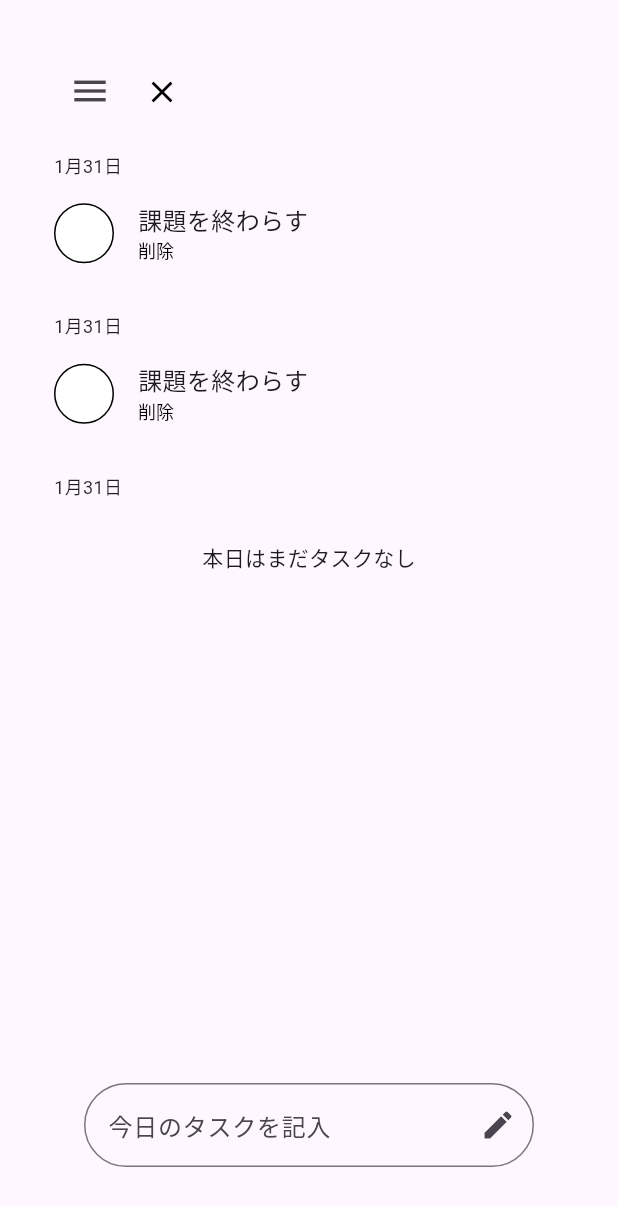
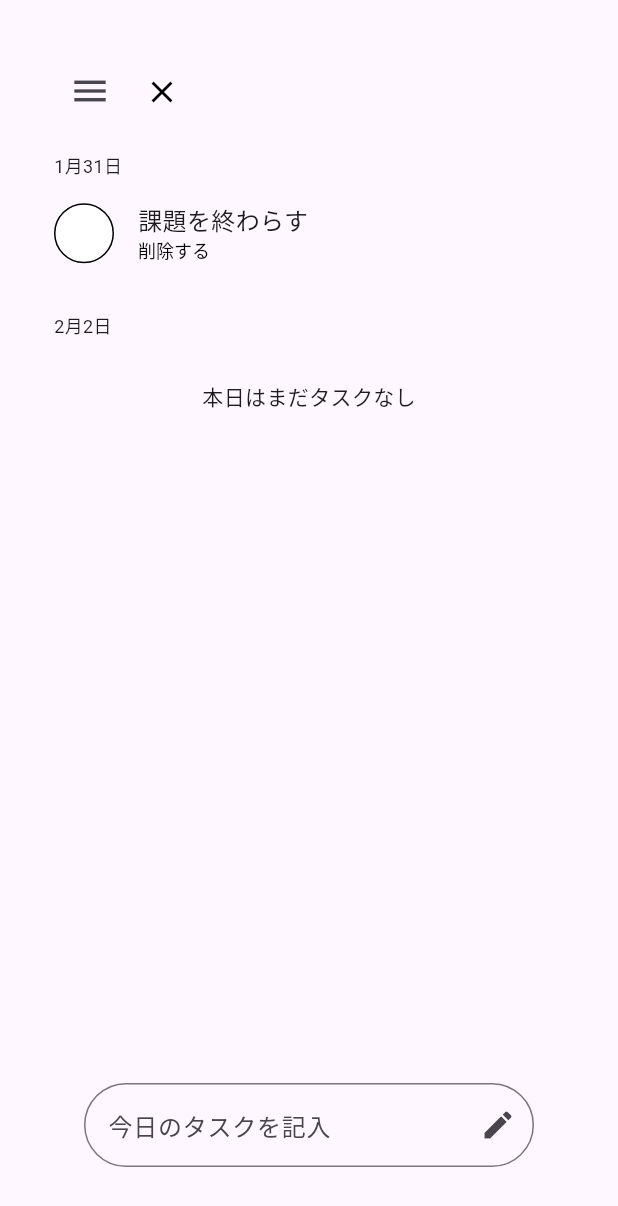
Before and after one commit to hinata2145/Easy_app, a Flutter app: the HomePage screen opened directly, on a phone screen of 412 x 824 dp. Shown: the top 1206 px of the screen. Run offline on Flutter 3.47's test engine with Material 3 defaults, Android fonts, the phone set to English and light mode, and no system bars; our stand-ins replace sign_in_button.

Commit message:
コード整理

```diff
--- a/lib/first_page.dart
+++ b/lib/first_page.dart
@@ -60,7 +60,7 @@ class FirstPage extends StatelessWidget {
             RichText(
               text: TextSpan(
                 text: "ログイン",
-                style: const TextStyle(color: Colors.blue, fontSize: 14),
+                style: const TextStyle(color: Colors.blue, fontSize: 16),
                 recognizer: TapGestureRecognizer()
                   ..onTap = () {
                     Navigator.push(
--- a/lib/home_page.dart
+++ b/lib/home_page.dart
@@ -1,13 +1,14 @@
+import 'package:easy_app/component/memo_contents.dart';
 import 'package:flutter/material.dart';
 
 class HomePage extends StatefulWidget {
   HomePage({Key? key}) : super(key: key);
 
   @override
-  _HomePageState createState() => _HomePageState();
+  HomePageState createState() => HomePageState();
 }
 
-class _HomePageState extends State<HomePage> {
+class HomePageState extends State<HomePage> {
   final GlobalKey<ScaffoldState> _scaffoldKey = GlobalKey<ScaffoldState>();
   bool isChecked = false;
 
@@ -22,33 +23,23 @@ class _HomePageState extends State<HomePage> {
             children: <Widget>[
               ListTile(
                 title: Text('通知設定'),
-                onTap: () {
-                  // 通知設定に関する処理を追加
-                },
+                onTap: () {},
               ),
               ListTile(
                 title: Text('ログアウト'),
-                onTap: () {
-                  // ログアウトに関する処理を追加
-                },
+                onTap: () {},
               ),
               ListTile(
                 title: Text('プライバシーポリシー'),
-                onTap: () {
-                  // プライバシーポリシーに関する処理を追加
-                },
+                onTap: () {},
               ),
               ListTile(
                 title: Text('利用規約'),
-                onTap: () {
-                  // 利用規約に関する処理を追加
-                },
+                onTap: () {},
               ),
               ListTile(
                 title: Text('お問い合わせ'),
-                onTap: () {
-                  // お問い合わせに関する処理を追加
-                },
+                onTap: () {},
               ),
             ],
           ),
@@ -89,129 +80,14 @@ class _HomePageState extends State<HomePage> {
                       ),
                     ],
                   ),
+                  MemoContents(),
                   Container(
                     padding: EdgeInsets.only(top: 16, bottom: 16),
                     child: Column(
                       crossAxisAlignment: CrossAxisAlignment.start,
                       children: [
                         Text(
-                          '1月31日',
-                          style: TextStyle(fontSize: 12),
-                        ),
-                        SizedBox(height: 16),
-                        Row(
-                          children: [
-                            Container(
-                              margin: EdgeInsets.only(right: 16),
-                              child: GestureDetector(
-                                onTap: () {
-                                  setState(() {
-                                    isChecked = !isChecked;
-                                  });
-                                },
-                                child: Container(
-                                  width: 40,
-                                  height: 40,
-                                  decoration: BoxDecoration(
-                                    shape: BoxShape.circle,
-                                    color:
-                                        isChecked ? Colors.blue : Colors.white,
-                                    border: Border.all(color: Colors.black),
-                                  ),
-                                  child: isChecked
-                                      ? const Icon(Icons.check,
-                                          color: Colors.white)
-                                      : const Icon(Icons.check,
-                                          color: Colors.transparent),
-                                ),
-                              ),
-                            ),
-                            Column(
-                              crossAxisAlignment: CrossAxisAlignment.start,
-                              children: [
-                                const Text(
-                                  '課題を終わらす',
-                                  style: TextStyle(fontSize: 16),
-                                ),
-                                RichText(
-                                  text: TextSpan(
-                                    text: '削除',
-                                    style: const TextStyle(
-                                        color: Colors.black, fontSize: 12),
-                                  ),
-                                ),
-                              ],
-                            ),
-                          ],
-                        ),
-                      ],
-                    ),
-                  ),
-                  Container(
-                    padding: EdgeInsets.only(top: 16, bottom: 16),
-                    child: Column(
-                      crossAxisAlignment: CrossAxisAlignment.start,
-                      children: [
-                        Text(
-                          '1月31日',
-                          style: TextStyle(fontSize: 12),
-                        ),
-                        SizedBox(height: 16),
-                        Row(
-                          children: [
-                            Container(
-                              margin: EdgeInsets.only(right: 16),
-                              child: GestureDetector(
-                                onTap: () {
-                                  setState(() {
-                                    isChecked = !isChecked;
-                                  });
-                                },
-                                child: Container(
-                                  width: 40,
-                                  height: 40,
-                                  decoration: BoxDecoration(
-                                    shape: BoxShape.circle,
-                                    color:
-                                        isChecked ? Colors.blue : Colors.white,
-                                    border: Border.all(color: Colors.black),
-                                  ),
-                                  child: isChecked
-                                      ? const Icon(Icons.check,
-                                          color: Colors.white)
-                                      : const Icon(Icons.check,
-                                          color: Colors.transparent),
-                                ),
-                              ),
-                            ),
-                            Column(
-                              crossAxisAlignment: CrossAxisAlignment.start,
-                              children: [
-                                const Text(
-                                  '課題を終わらす',
-                                  style: TextStyle(fontSize: 16),
-                                ),
-                                RichText(
-                                  text: TextSpan(
-                                    text: '削除',
-                                    style: const TextStyle(
-                                        color: Colors.black, fontSize: 12),
-                                  ),
-                                ),
-                              ],
-                            ),
-                          ],
-                        ),
-                      ],
-                    ),
-                  ),
-                  Container(
-                    padding: EdgeInsets.only(top: 16, bottom: 16),
-                    child: Column(
-                      crossAxisAlignment: CrossAxisAlignment.start,
-                      children: [
-                        Text(
-                          '1月31日',
+                          '2月2日',
                           style: TextStyle(fontSize: 12),
                         ),
                         SizedBox(height: 28),
```
